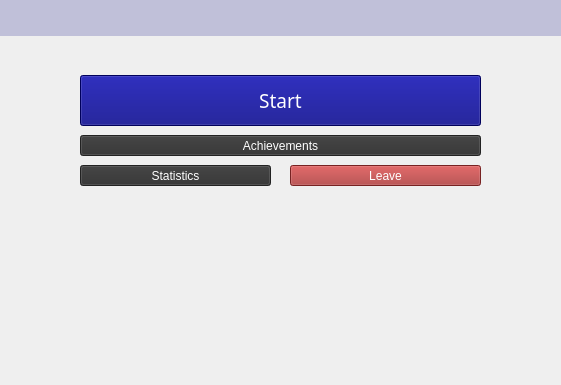
Before: the Qt Designer form main_container.ui in 54D/PacSnake, drawn with Qt 5; both pictures show x 120 to 681 and y 215 to 600 of the 800 by 600 pixel window.
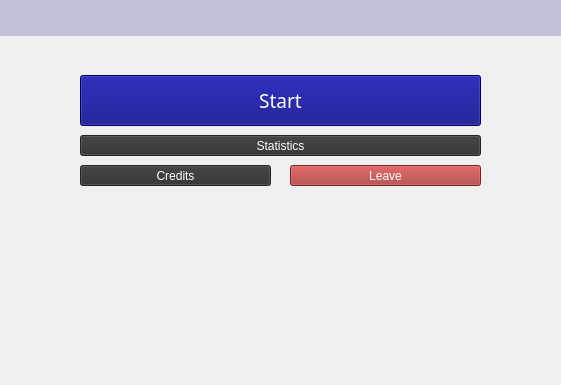
After: the same form once the commit is applied. Icons and pictures are not drawn.

Commit message: last commit from achievements!!!!!!!!!!!!

```diff
--- a/main_container.ui
+++ b/main_container.ui
@@ -170,7 +170,7 @@
 background-color: rgb(48, 48, 48);</string>
      </property>
      <property name="text">
-      <string>Achievements</string>
+      <string>Statistics</string>
      </property>
     </widget>
     <widget class="QPushButton" name="creditsButton">
@@ -191,7 +191,7 @@
 background-color: rgb(48, 48, 48);</string>
      </property>
      <property name="text">
-      <string>Statistics</string>
+      <string>Credits</string>
      </property>
     </widget>
     <widget class="QLabel" name="imageLabel">
```
The commit also changes 4 other files.
